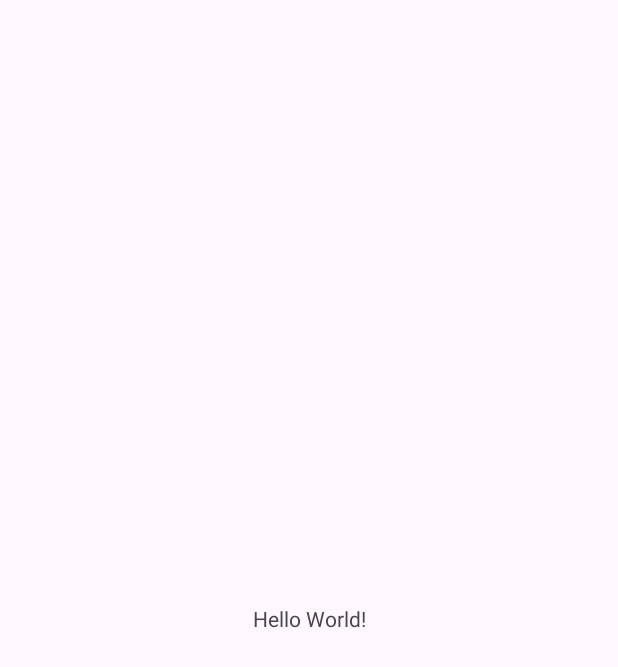
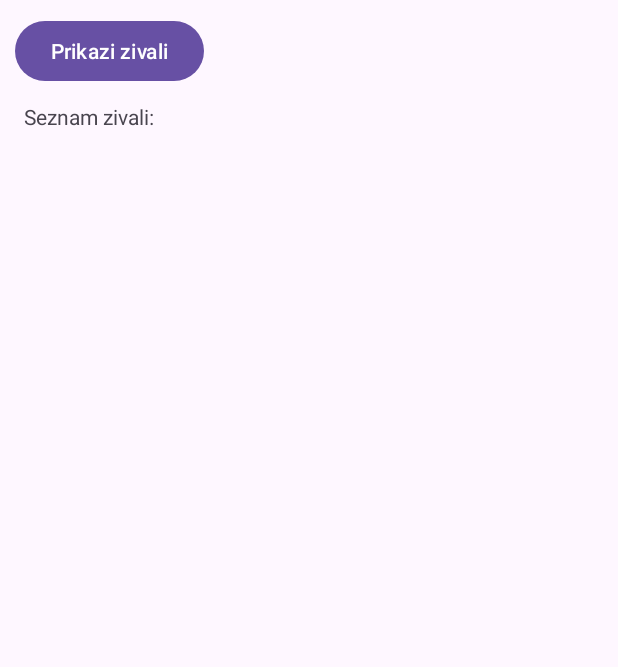
Before and after one commit to perkiccc/EzavetisceApp, an Android app: the screen it shows after launch (MainActivity), on a phone screen of 412 x 824 dp. Before the commit the part shown is almost empty. Shown: the top 667 px of the screen. Run offline under Robolectric (Android 15) with nearby library versions, the phone set to English and light mode, and no system bars; our stand-ins replace Volley.

Commit message:
Updated MainActivity.java, activity_main.xml and deploymentTargetDropDown.xml.

```diff
--- a/app/src/main/java/com/example/ezavetisceapp/MainActivity.java
+++ b/app/src/main/java/com/example/ezavetisceapp/MainActivity.java
@@ -4,11 +4,79 @@ import androidx.appcompat.app.AppCompatActivity;
 
 import android.os.Bundle;
 
+import android.content.Intent;
+import android.os.Bundle;
+import android.text.method.ScrollingMovementMethod;
+import android.util.Log;
+import android.view.View;
+import android.widget.TextView;
+import androidx.appcompat.app.AppCompatActivity;
+import com.android.volley.RequestQueue;
+import com.android.volley.Response;
+import com.android.volley.VolleyError;
+import com.android.volley.toolbox.JsonArrayRequest;
+import com.android.volley.toolbox.Volley;
+import org.json.JSONArray;
+import org.json.JSONException;
+import org.json.JSONObject;
+import java.util.ArrayList;
+
 public class MainActivity extends AppCompatActivity {
+
+    private RequestQueue requestQueue;
+    private TextView zivali;
+    private String url = "https://dev-e-zavetisce.azurewebsites.net/api/v1/Pets";
 
     @Override
     protected void onCreate(Bundle savedInstanceState) {
         super.onCreate(savedInstanceState);
         setContentView(R.layout.activity_main);
+        requestQueue = Volley.newRequestQueue(getApplicationContext());
+        zivali = (TextView) findViewById(R.id.zivali);
     }
+
+    public void prikaziZivali(View view) {
+        if (view != null) {
+            JsonArrayRequest request = new JsonArrayRequest(url, jsonArrayListener, errorListener);
+            requestQueue.add(request);
+        }
+    }
+
+    private Response.Listener<JSONArray> jsonArrayListener = new Response.Listener<JSONArray>() {
+        @Override
+        public void onResponse(JSONArray response) {
+            ArrayList<String> data = new ArrayList<>();
+
+            for (int i = 0; i < response.length(); i++) {
+                try {
+                   JSONObject object = response.getJSONObject(i);
+                   String name = object.getString("name");
+                   String dateAdded = object.getString("dateAdded");
+                   String adopted = object.getString("adopted");
+
+                   data.add(name + " " + dateAdded + " " + "posvojena: " +  adopted);
+
+                } catch (JSONException e) {
+                    e.printStackTrace();
+                    return;
+
+                }
+            }
+
+            zivali.setText("");
+
+            for (String row: data) {
+                String currentText = zivali.getText().toString();
+                zivali.setText(currentText + "\n\n" + row);
+            }
+
+        }
+    };
+
+    private Response.ErrorListener errorListener = new Response.ErrorListener() {
+        @Override
+        public void onErrorResponse(VolleyError error) {
+            Log.d("REST error", error.getMessage());
+        }
+    };
 }
--- a/app/src/main/res/layout/activity_main.xml
+++ b/app/src/main/res/layout/activity_main.xml
@@ -6,13 +6,33 @@
     android:layout_height="match_parent"
     tools:context=".MainActivity">
 
+
     <TextView
+        android:id="@+id/zivali"
+        android:layout_width="380dp"
+        android:layout_height="732dp"
+        android:layout_marginLeft="16dp"
+        android:layout_marginTop="10dp"
+        android:layout_marginBottom="10dp"
+        android:text="Seznam zivali: "
+        app:layout_constraintBottom_toBottomOf="parent"
+        app:layout_constraintLeft_toLeftOf="parent"
+        app:layout_constraintTop_toBottomOf="@+id/button"
+        app:layout_constraintVertical_bias="0.0"
+        tools:layout_constraintLeft_creator="1"
+        tools:layout_constraintTop_creator="1" />
+
+    <Button
+        android:id="@+id/button"
         android:layout_width="wrap_content"
         android:layout_height="wrap_content"
-        android:text="Hello World!"
-        app:layout_constraintBottom_toBottomOf="parent"
-        app:layout_constraintEnd_toEndOf="parent"
-        app:layout_constraintStart_toStartOf="parent"
-        app:layout_constraintTop_toTopOf="parent" />
+        android:layout_marginLeft="10dp"
+        android:layout_marginTop="10dp"
+        android:onClick="prikaziZivali"
+        android:text="Prikazi zivali"
+        app:layout_constraintLeft_toLeftOf="parent"
+        app:layout_constraintTop_toTopOf="parent"
+        tools:layout_constraintLeft_creator="1"
+        tools:layout_constraintTop_creator="1" />
 
 </androidx.constraintlayout.widget.ConstraintLayout>
```
